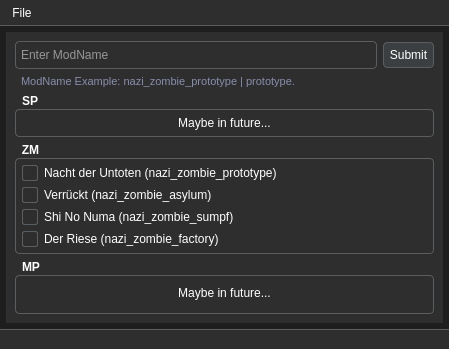
This is Resources/UI/main_window.ui in Phils-Hub-Org/cod_waw.stock_map.script_placer as Qt 5 draws it before an edit. The edited form follows.
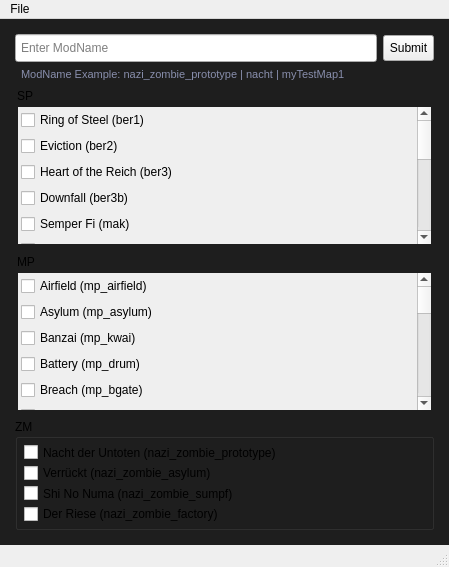
This is the edited form. Icons and pictures are not drawn.

```diff
--- a/Resources/UI/main_window.ui
+++ b/Resources/UI/main_window.ui
@@ -7,19 +7,19 @@
     <x>0</x>
     <y>0</y>
     <width>449</width>
-    <height>349</height>
+    <height>567</height>
    </rect>
   </property>
   <property name="minimumSize">
    <size>
     <width>449</width>
-    <height>349</height>
+    <height>567</height>
    </size>
   </property>
   <property name="maximumSize">
    <size>
     <width>449</width>
-    <height>349</height>
+    <height>767</height>
    </size>
   </property>
   <property name="windowTitle">
@@ -164,27 +164,6 @@
     border-radius: 4px;          /* Rounded corners for any indicator elements */
 }
 
-/* Scroll Area Styling (optional) */
-QScrollArea {
-    background-color: transparent; /* Transparent to match the central widget */
-    border: none;                  /* No border */
-}
-
-QScrollBar:vertical {
-    background-color: #3c3f41;    /* Darker gray for scroll bar background */
-    width: 12px;                  /* Scroll bar width */
-    margin: 22px 0 22px 0;        /* Top and bottom margins */
-}
-
-QScrollBar::handle:vertical {
-    background-color: #5b5e60;    /* Slightly lighter gray for scroll handle */
-    min-height: 20px;
-}
-
-QScrollBar::add-line:vertical, QScrollBar::sub-line:vertical {
-    background: none;             /* Remove arrows */
-}
-
 /* QGroupBox */
 QGroupBox {
     background-color: #2e2e2e;        /* Dark gray background */
@@ -239,6 +218,62 @@
     background-color: #2e2e2e;  /* Dark gray background for the viewport */
 }
 
+/* QScrollArea
+This covers around the outter edge, like 2-3px maybe */
+QScrollArea {
+    background-color: #2e2e2e;  /* Dark gray background */
+    border: 1px solid #5b5e60;  /* Light gray border */
+    border-radius: 4px;         /* Rounded corners */
+    padding: 5px;               /* Padding inside the scroll area */
+}
+
+/* Alternatively, this may also target the viewport more directly
+This covers the whole area, including above/below the scrollbar */
+QScrollArea QWidget {
+    background-color: #2e2e2e;          /* Ensures all content within is black */
+}
+
+/* QScrollArea Viewport
+This covers above/below the scrollbar */
+QScrollArea &gt; QWidget {
+    background-color: #2e2e2e;          /* Background of the viewport widget */
+}
+
+/* Scroll Corner (the area between horizontal and vertical scroll bars) */
+QScrollArea::corner {
+    background-color: #2e2e2e;  /* Dark gray to match the overall scroll area */
+}
+
+QScrollBar:vertical {
+    background: #111;
+    width: 10px;
+}
+
+QScrollBar::handle:vertical {
+    background: #61657B;
+    min-height: 15px;
+}
+
+QScrollBar::handle:vertical:hover {
+    background: #ff6b27;
+}
+
+QScrollBar::add-line:vertical, QScrollBar::sub-line:vertical {
+    border: none;
+    background: none;
+}
+
+QScrollBar::up-arrow:vertical, QScrollBar::down-arrow:vertical {
+    border: none;
+    width: 0;
+    height: 0;
+    background: none;
+}
+
+QScrollBar::add-page:vertical, QScrollBar::sub-page:vertical {
+    background: none;
+}
+
 /* QLabel */
 QLabel {
     color: #ffffff;             /* White text */
@@ -672,14 +707,14 @@
            <number>9</number>
           </property>
           <item>
-           <widget class="QFrame" name="frame_4">
+           <widget class="QFrame" name="frame_5">
             <property name="frameShape">
              <enum>QFrame::Shape::NoFrame</enum>
             </property>
             <property name="frameShadow">
              <enum>QFrame::Shadow::Raised</enum>
             </property>
-            <layout class="QVBoxLayout" name="verticalLayout_6">
+            <layout class="QHBoxLayout" name="horizontalLayout_2">
              <property name="leftMargin">
               <number>0</number>
              </property>
@@ -693,108 +728,493 @@
               <number>0</number>
              </property>
              <item>
-              <widget class="QFrame" name="frame_5">
-               <property name="frameShape">
-                <enum>QFrame::Shape::NoFrame</enum>
+              <widget class="QLineEdit" name="mod_name_input">
+               <property name="minimumSize">
+                <size>
+                 <width>0</width>
+                 <height>28</height>
+                </size>
                </property>
-               <property name="frameShadow">
-                <enum>QFrame::Shadow::Raised</enum>
+               <property name="toolTip">
+                <string>35 char limit</string>
                </property>
-               <layout class="QHBoxLayout" name="horizontalLayout_2">
-                <property name="leftMargin">
-                 <number>0</number>
-                </property>
-                <property name="topMargin">
-                 <number>0</number>
-                </property>
-                <property name="rightMargin">
-                 <number>0</number>
-                </property>
-                <property name="bottomMargin">
-                 <number>0</number>
-                </property>
-                <item>
-                 <widget class="QLineEdit" name="mod_name_input">
-                  <property name="minimumSize">
-                   <size>
-                    <width>0</width>
-                    <height>28</height>
-                   </size>
-                  </property>
-                  <property name="toolTip">
-                   <string>35 char limit</string>
-                  </property>
-                  <property name="styleSheet">
-                   <string notr="true">QLineEdit {padding: 3px;}</string>
-                  </property>
-                  <property name="text">
-                   <string/>
-                  </property>
-                  <property name="maxLength">
-                   <number>35</number>
-                  </property>
-                  <property name="placeholderText">
-                   <string>Enter ModName</string>
-                  </property>
-                 </widget>
-                </item>
-                <item>
-                 <widget class="QPushButton" name="submit_btn">
-                  <property name="styleSheet">
-                   <string notr="true">QPushButton {padding: 5px;}</string>
-                  </property>
-                  <property name="text">
-                   <string>Submit</string>
-                  </property>
-                 </widget>
-                </item>
-               </layout>
+               <property name="styleSheet">
+                <string notr="true">QLineEdit {padding: 3px;}</string>
+               </property>
+               <property name="text">
+                <string/>
+               </property>
+               <property name="maxLength">
+                <number>35</number>
+               </property>
+               <property name="placeholderText">
+                <string>Enter ModName</string>
+               </property>
               </widget>
              </item>
              <item>
-              <widget class="QLabel" name="label_3">
-               <property name="font">
-                <font>
-                 <pointsize>8</pointsize>
-                </font>
-               </property>
+              <widget class="QPushButton" name="submit_btn">
                <property name="styleSheet">
-                <string notr="true">QLabel {color: #888eac; padding-left: 3px;}</string>
+                <string notr="true">QPushButton {padding: 5px;}</string>
                </property>
                <property name="text">
-                <string>ModName Example: nazi_zombie_prototype | prototype.</string>
+                <string>Submit</string>
                </property>
               </widget>
              </item>
+            </layout>
+           </widget>
+          </item>
+          <item>
+           <widget class="QLabel" name="label_3">
+            <property name="font">
+             <font>
+              <pointsize>8</pointsize>
+             </font>
+            </property>
+            <property name="styleSheet">
+             <string notr="true">QLabel {color: #888eac; padding-left: 3px;}</string>
+            </property>
+            <property name="text">
+             <string>ModName Example: nazi_zombie_prototype | nacht | myTestMap1</string>
+            </property>
+           </widget>
+          </item>
+          <item>
+           <widget class="QGroupBox" name="groupBox">
+            <property name="sizePolicy">
+             <sizepolicy hsizetype="Preferred" vsizetype="Fixed">
+              <horstretch>0</horstretch>
+              <verstretch>0</verstretch>
+             </sizepolicy>
+            </property>
+            <property name="minimumSize">
+             <size>
+              <width>0</width>
+              <height>151</height>
+             </size>
+            </property>
+            <property name="maximumSize">
+             <size>
+              <width>16777215</width>
+              <height>16777215</height>
+             </size>
+            </property>
+            <property name="styleSheet">
+             <string notr="true">QGroupBox {
+	border: none;
+}</string>
+            </property>
+            <property name="title">
+             <string>SP</string>
+            </property>
+            <layout class="QVBoxLayout" name="verticalLayout_3">
+             <property name="spacing">
+              <number>0</number>
+             </property>
+             <property name="leftMargin">
+              <number>0</number>
+             </property>
+             <property name="topMargin">
+              <number>0</number>
+             </property>
+             <property name="rightMargin">
+              <number>0</number>
+             </property>
+             <property name="bottomMargin">
+              <number>0</number>
+             </property>
              <item>
-              <widget class="QGroupBox" name="groupBox">
-               <property name="title">
-                <string>SP</string>
+              <widget class="QScrollArea" name="scrollArea_2">
+               <property name="frameShape">
+                <enum>QFrame::Shape::NoFrame</enum>
                </property>
-               <layout class="QVBoxLayout" name="verticalLayout_3">
-                <property name="leftMargin">
-                 <number>6</number>
+               <property name="horizontalScrollBarPolicy">
+                <enum>Qt::ScrollBarPolicy::ScrollBarAlwaysOff</enum>
+               </property>
+               <property name="widgetResizable">
+                <bool>true</bool>
+               </property>
+               <widget class="QWidget" name="scrollAreaWidgetContents_2">
+                <property name="geometry">
+                 <rect>
+                  <x>0</x>
+                  <y>0</y>
+                  <width>397</width>
+                  <height>330</height>
+                 </rect>
                 </property>
-                <property name="topMargin">
-                 <number>6</number>
+                <layout class="QVBoxLayout" name="verticalLayout_9">
+                 <property name="leftMargin">
+                  <number>3</number>
+                 </property>
+                 <property name="topMargin">
+                  <number>3</number>
+                 </property>
+                 <property name="rightMargin">
+                  <number>3</number>
+                 </property>
+                 <property name="bottomMargin">
+                  <number>3</number>
+                 </property>
+                 <item>
+                  <widget class="QCheckBox" name="sp_ber1_cbox">
+                   <property name="text">
+                    <string>Ring of Steel (ber1)</string>
+                   </property>
+                  </widget>
+                 </item>
+                 <item>
+                  <widget class="QCheckBox" name="sp_ber2_cbox">
+                   <property name="text">
+                    <string>Eviction (ber2)</string>
+                   </property>
+                  </widget>
+                 </item>
+                 <item>
+                  <widget class="QCheckBox" name="sp_ber3_cbox">
+                   <property name="text">
+                    <string>Heart of the Reich (ber3)</string>
+                   </property>
+                  </widget>
+                 </item>
+                 <item>
+                  <widget class="QCheckBox" name="sp_ber3b_cbox">
+                   <property name="text">
+                    <string>Downfall (ber3b)</string>
+                   </property>
+                  </widget>
+                 </item>
+                 <item>
+                  <widget class="QCheckBox" name="sp_mak_cbox">
+                   <property name="text">
+                    <string>Semper Fi (mak)</string>
+                   </property>
+                  </widget>
+                 </item>
+                 <item>
+                  <widget class="QCheckBox" name="sp_oki2_cbox">
+                   <property name="text">
+                    <string>Blowtorch &amp; Corkscrew (oki2)</string>
+                   </property>
+                  </widget>
+                 </item>
+                 <item>
+                  <widget class="QCheckBox" name="sp_oki3_cbox">
+                   <property name="text">
+                    <string>Breaking Point (oki3)</string>
+                   </property>
+                  </widget>
+                 </item>
+                 <item>
+                  <widget class="QCheckBox" name="sp_pby_fly_cbox">
+                   <property name="text">
+                    <string>Black Cats (pby_fly)</string>
+                   </property>
+                  </widget>
+                 </item>
+                 <item>
+                  <widget class="QCheckBox" name="sp_pel1_cbox">
+                   <property name="text">
+                    <string>Little Resistance (pel1)</string>
+                   </property>
+                  </widget>
+                 </item>
+                 <item>
+                  <widget class="QCheckBox" name="sp_pel1a_cbox">
+                   <property name="text">
+                    <string>Burn 'Em Out (pel1a)</string>
+                   </property>
+                  </widget>
+                 </item>
+                 <item>
+                  <widget class="QCheckBox" name="sp_pel1b_cbox">
+                   <property name="text">
+                    <string>Relentless (pel1b)</string>
+                   </property>
+                  </widget>
+                 </item>
+                 <item>
+                  <widget class="QCheckBox" name="sp_pel2_cbox">
+                   <property name="text">
+                    <string>Hard Landing (pel2)</string>
+                   </property>
+                  </widget>
+                 </item>
+                 <item>
+                  <widget class="QCheckBox" name="sp_see1_cbox">
+                   <property name="text">
+                    <string>Their Land, Their Blood (see1)</string>
+                   </property>
+                  </widget>
+                 </item>
+                 <item>
+                  <widget class="QCheckBox" name="sp_see2_cbox">
+                   <property name="text">
+                    <string>Blood and Iron (see2)</string>
+                   </property>
+                  </widget>
+                 </item>
+                 <item>
+                  <widget class="QCheckBox" name="sp_sniper_cbox">
+                   <property name="text">
+                    <string>Vendetta (sniper)</string>
+                   </property>
+                  </widget>
+                 </item>
+                </layout>
+               </widget>
+              </widget>
+             </item>
+            </layout>
+           </widget>
+          </item>
+          <item>
+           <widget class="QGroupBox" name="groupBox_4">
+            <property name="sizePolicy">
+             <sizepolicy hsizetype="Preferred" vsizetype="Fixed">
+              <horstretch>0</horstretch>
+              <verstretch>0</verstretch>
+             </sizepolicy>
+            </property>
+            <property name="minimumSize">
+             <size>
+              <width>0</width>
+              <height>151</height>
+             </size>
+            </property>
+            <property name="maximumSize">
+             <size>
+              <width>16777215</width>
+              <height>16777215</height>
+             </size>
+            </property>
+            <property name="styleSheet">
+             <string notr="true">QGroupBox {border: none;}</string>
+            </property>
+            <property name="title">
+             <string>MP</string>
+            </property>
+            <layout class="QVBoxLayout" name="verticalLayout_10">
+             <property name="spacing">
+              <number>0</number>
+             </property>
+             <property name="leftMargin">
+              <number>0</number>
+             </property>
+             <property name="topMargin">
+              <number>0</number>
+             </property>
+             <property name="rightMargin">
+              <number>0</number>
+             </property>
+             <property name="bottomMargin">
+              <number>0</number>
+             </property>
+             <item>
+              <widget class="QScrollArea" name="scrollArea_3">
+               <property name="styleSheet">
+                <string notr="true">QScrollBar::handle:vertical {
+    min-height: 40px;
+}</string>
+               </property>
+               <property name="frameShape">
+                <enum>QFrame::Shape::NoFrame</enum>
+               </property>
+               <property name="horizontalScrollBarPolicy">
+                <enum>Qt::ScrollBarPolicy::ScrollBarAlwaysOff</enum>
+               </property>
+               <property name="widgetResizable">
+                <bool>true</bool>
+               </property>
+               <widget class="QWidget" name="scrollAreaWidgetContents_3">
+                <property name="geometry">
+                 <rect>
+                  <x>0</x>
+                  <y>0</y>
+                  <width>397</width>
+                  <height>506</height>
+                 </rect>
                 </property>
-                <property name="rightMargin">
-                 <number>6</number>
+                <property name="styleSheet">
+                 <string notr="true"/>
                 </property>
-                <property name="bottomMargin">
-                 <number>6</number>
-                </property>
-                <item>
-                 <widget class="QLabel" name="label">
-                  <property name="text">
-                   <string>Maybe in future...</string>
-                  </property>
-                  <property name="alignment">
-                   <set>Qt::AlignmentFlag::AlignCenter</set>
-                  </property>
-                 </widget>
-                </item>
-               </layout>
+                <layout class="QVBoxLayout" name="verticalLayout_11">
+                 <property name="leftMargin">
+                  <number>3</number>
+                 </property>
+                 <property name="topMargin">
+                  <number>3</number>
+                 </property>
+                 <property name="rightMargin">
+                  <number>3</number>
+                 </property>
+                 <property name="bottomMargin">
+                  <number>3</number>
+                 </property>
+                 <item>
+                  <widget class="QCheckBox" name="mp_airfield_cbox">
+                   <property name="text">
+                    <string>Airfield (mp_airfield)</string>
+                   </property>
+                  </widget>
+                 </item>
+                 <item>
+                  <widget class="QCheckBox" name="mp_asylum_cbox">
+                   <property name="text">
+                    <string>Asylum (mp_asylum)</string>
+                   </property>
+                  </widget>
+                 </item>
+                 <item>
+                  <widget class="QCheckBox" name="mp_kwai_cbox">
+                   <property name="text">
+                    <string>Banzai (mp_kwai)</string>
+                   </property>
+                  </widget>
+                 </item>
+                 <item>
+                  <widget class="QCheckBox" name="mp_drum_cbox">
+                   <property name="text">
+                    <string>Battery (mp_drum)</string>
+                   </property>
+                  </widget>
+                 </item>
+                 <item>
+                  <widget class="QCheckBox" name="mp_bgate_cbox">
+                   <property name="text">
+                    <string>Breach (mp_bgate)</string>
+                   </property>
+                  </widget>
+                 </item>
+                 <item>
+                  <widget class="QCheckBox" name="mp_castle_cbox">
+                   <property name="text">
+                    <string>Castle (mp_castle)</string>
+                   </property>
+                  </widget>
+                 </item>
+                 <item>
+                  <widget class="QCheckBox" name="mp_shrine_cbox">
+                   <property name="text">
+                    <string>Cliffside (mp_shrine)</string>
+                   </property>
+                  </widget>
+                 </item>
+                 <item>
+                  <widget class="QCheckBox" name="mp_stalingrad_cbox">
+                   <property name="text">
+                    <string>Corrosion (mp_stalingrad)</string>
+                   </property>
+                  </widget>
+                 </item>
+                 <item>
+                  <widget class="QCheckBox" name="mp_courtyard_cbox">
+                   <property name="text">
+                    <string>Courtyard (mp_courtyard)</string>
+                   </property>
+                  </widget>
+                 </item>
+                 <item>
+                  <widget class="QCheckBox" name="mp_dome_cbox">
+                   <property name="text">
+                    <string>Dome (mp_dome)</string>
+                   </property>
+                  </widget>
+                 </item>
+                 <item>
+                  <widget class="QCheckBox" name="mp_downfall_cbox">
+                   <property name="text">
+                    <string>Downfall (mp_downfall)</string>
+                   </property>
+                  </widget>
+                 </item>
+                 <item>
+                  <widget class="QCheckBox" name="mp_hangar_cbox">
+                   <property name="text">
+                    <string>Hangar (mp_hangar)</string>
+                   </property>
+                  </widget>
+                 </item>
+                 <item>
+                  <widget class="QCheckBox" name="mp_kneedeep_cbox">
+                   <property name="text">
+                    <string>Knee Deep (mp_kneedeep)</string>
+                   </property>
+                  </widget>
+                 </item>
+                 <item>
+                  <widget class="QCheckBox" name="mp_makin_cbox">
+                   <property name="text">
+                    <string>Makin (mp_makin)</string>
+                   </property>
+                  </widget>
+                 </item>
+                 <item>
+                  <widget class="QCheckBox" name="mp_makin_day_cbox">
+                   <property name="text">
+                    <string>Makin Day (mp_makin_day)</string>
+                   </property>
+                  </widget>
+                 </item>
+                 <item>
+                  <widget class="QCheckBox" name="mp_nachtfeuer_cbox">
+                   <property name="text">
+                    <string>Nightfire (mp_nachtfeuer)</string>
+                   </property>
+                  </widget>
+                 </item>
+                 <item>
+                  <widget class="QCheckBox" name="mp_outskirts_cbox">
+                   <property name="text">
+                    <string>Outskirts (mp_outskirts)</string>
+                   </property>
+                  </widget>
+                 </item>
+                 <item>
+                  <widget class="QCheckBox" name="mp_vodka_cbox">
+                   <property name="text">
+                    <string>Revolution (mp_vodka)</string>
+                   </property>
+                  </widget>
+                 </item>
+                 <item>
+                  <widget class="QCheckBox" name="mp_roundhouse_cbox">
+                   <property name="text">
+                    <string>Roundhouse (mp_roundhouse)</string>
+                   </property>
+                  </widget>
+                 </item>
+                 <item>
+                  <widget class="QCheckBox" name="mp_seelow_cbox">
+                   <property name="text">
+                    <string>Seelow (mp_seelow)</string>
+                   </property>
+                  </widget>
+                 </item>
+                 <item>
+                  <widget class="QCheckBox" name="mp_subway_cbox">
+                   <property name="text">
+                    <string>Station (mp_subway)</string>
+                   </property>
+                  </widget>
+                 </item>
+                 <item>
+                  <widget class="QCheckBox" name="mp_docks_cbox">
+                   <property name="text">
+                    <string>Sub Pens (mp_docks)</string>
+                   </property>
+                  </widget>
+                 </item>
+                 <item>
+                  <widget class="QCheckBox" name="mp_suburban_cbox">
+                   <property name="text">
+                    <string>Upheaval (mp_suburban)</string>
+                   </property>
+                  </widget>
+                 </item>
+                </layout>
+               </widget>
               </widget>
              </item>
             </layout>
@@ -812,6 +1232,9 @@
              <string>ZM</string>
             </property>
             <layout class="QVBoxLayout" name="verticalLayout_4">
+             <property name="spacing">
+              <number>6</number>
+             </property>
              <property name="leftMargin">
               <number>6</number>
              </property>
@@ -855,76 +1278,6 @@
             </layout>
            </widget>
           </item>
-          <item>
-           <widget class="QFrame" name="frame_2">
-            <property name="frameShape">
-             <enum>QFrame::Shape::NoFrame</enum>
-            </property>
-            <property name="frameShadow">
-             <enum>QFrame::Shadow::Raised</enum>
-            </property>
-            <layout class="QVBoxLayout" name="verticalLayout_7">
-             <property name="leftMargin">
-              <number>0</number>
-             </property>
-             <property name="topMargin">
-              <number>0</number>
-             </property>
-             <property name="rightMargin">
-              <number>0</number>
-             </property>
-             <property name="bottomMargin">
-              <number>0</number>
-             </property>
-             <item>
-              <widget class="QGroupBox" name="groupBox_3">
-               <property name="minimumSize">
-                <size>
-                 <width>0</width>
-                 <height>45</height>
-                </size>
-               </property>
-               <property name="title">
-                <string>MP</string>
-               </property>
-               <property name="alignment">
-                <set>Qt::AlignmentFlag::AlignLeading|Qt::AlignmentFlag::AlignLeft|Qt::AlignmentFlag::AlignVCenter</set>
-               </property>
-               <property name="flat">
-                <bool>false</bool>
-               </property>
-               <property name="checkable">
-                <bool>false</bool>
-               </property>
-               <layout class="QVBoxLayout" name="verticalLayout_5">
-                <property name="leftMargin">
-                 <number>0</number>
-                </property>
-                <property name="topMargin">
-                 <number>0</number>
-                </property>
-                <property name="rightMargin">
-                 <number>0</number>
-                </property>
-                <property name="bottomMargin">
-                 <number>3</number>
-                </property>
-                <item alignment="Qt::AlignmentFlag::AlignHCenter">
-                 <widget class="QLabel" name="label_2">
-                  <property name="text">
-                   <string>Maybe in future...</string>
-                  </property>
-                  <property name="alignment">
-                   <set>Qt::AlignmentFlag::AlignCenter</set>
-                  </property>
-                 </widget>
-                </item>
-               </layout>
-              </widget>
-             </item>
-            </layout>
-           </widget>
-          </item>
          </layout>
         </widget>
        </item>
@@ -935,7 +1288,7 @@
   </widget>
   <widget class="QStatusBar" name="statusBar">
    <property name="sizeGripEnabled">
-    <bool>false</bool>
+    <bool>true</bool>
    </property>
   </widget>
   <widget class="QMenuBar" name="menuBar">
```
